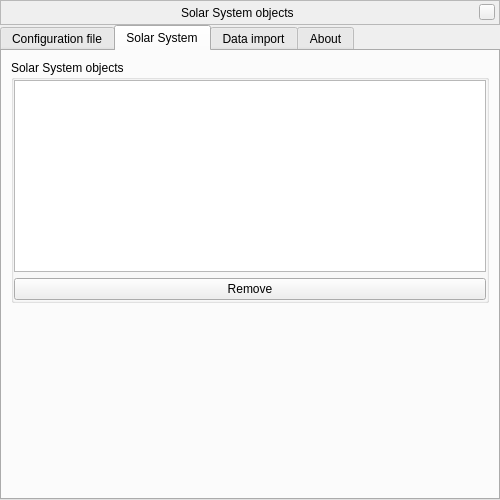
Above: plugins/SolarSystemEditor/src/gui/solarSystemManagerWindow.ui from 519984307/stellarium_src before the change. Below: the same form after it.
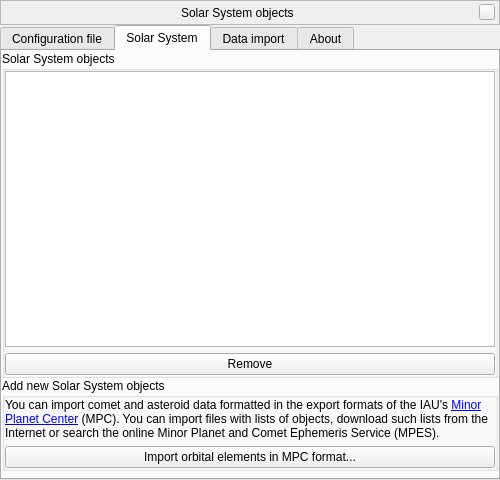
That is the form after the change. The open tabs and pages were chosen to show the change. Custom widgets are drawn as their Qt base class.

Commit message: rearranged GUI to hide an incomplete feature (the manual import window)

```diff
--- a/plugins/SolarSystemEditor/src/gui/solarSystemManagerWindow.ui
+++ b/plugins/SolarSystemEditor/src/gui/solarSystemManagerWindow.ui
@@ -7,7 +7,7 @@
     <x>0</x>
     <y>0</y>
     <width>500</width>
-    <height>500</height>
+    <height>480</height>
    </rect>
   </property>
   <layout class="QVBoxLayout" name="verticalLayout">
@@ -218,7 +218,13 @@
       <attribute name="title">
        <string>Solar System</string>
       </attribute>
-      <layout class="QVBoxLayout" name="verticalLayout_5">
+      <layout class="QVBoxLayout" name="verticalLayoutTabSolarSystem">
+       <property name="spacing">
+        <number>0</number>
+       </property>
+       <property name="margin">
+        <number>0</number>
+       </property>
        <item>
         <widget class="QGroupBox" name="groupBoxObjectsList">
          <property name="title">
@@ -246,26 +252,6 @@
         </widget>
        </item>
        <item>
-        <spacer name="verticalSpacer">
-         <property name="orientation">
-          <enum>Qt::Vertical</enum>
-         </property>
-         <property name="sizeHint" stdset="0">
-          <size>
-           <width>20</width>
-           <height>69</height>
-          </size>
-         </property>
-        </spacer>
-       </item>
-      </layout>
-     </widget>
-     <widget class="QWidget" name="tabAddNew">
-      <attribute name="title">
-       <string>Data import</string>
-      </attribute>
-      <layout class="QVBoxLayout" name="verticalLayout_3">
-       <item>
         <widget class="QGroupBox" name="groupBoxMPC">
          <property name="title">
           <string>Add new Solar System objects</string>
@@ -300,6 +286,23 @@
          </layout>
         </widget>
        </item>
+       <item>
+        <spacer name="verticalSpacer">
+         <property name="orientation">
+          <enum>Qt::Vertical</enum>
+         </property>
+        </spacer>
+       </item>
+      </layout>
+     </widget>
+     <widget class="QWidget" name="tabDataImport">
+      <attribute name="title">
+       <string>Data import</string>
+      </attribute>
+      <layout class="QVBoxLayout" name="verticalLayoutTabDataImport">
+       <property name="margin">
+        <number>0</number>
+       </property>
        <item>
         <widget class="QGroupBox" name="groupBoxManual">
          <property name="title">
```
The commit also changes 1 other file.
